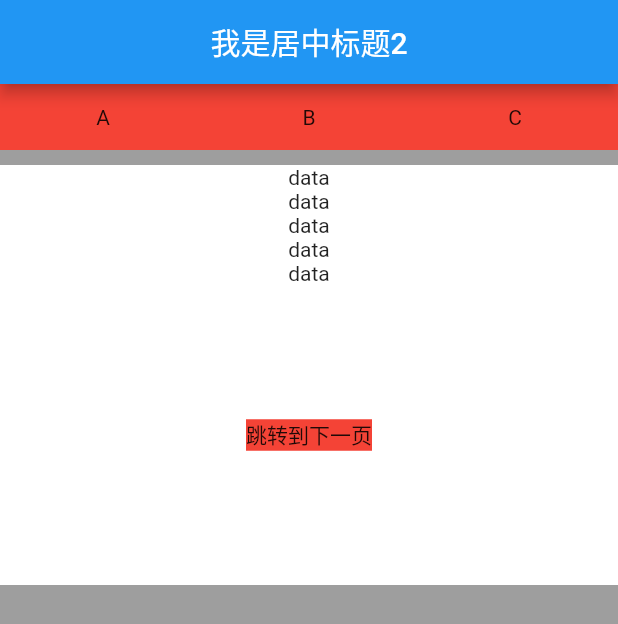
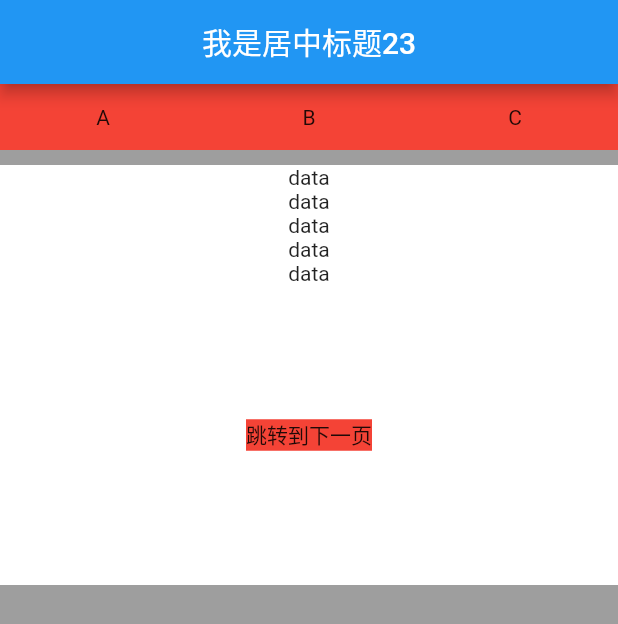
Before and after one commit to zuidap/flutter_webblog, a Flutter app: the screen it shows after launch, on a phone screen of 412 x 824 dp. Shown: the top 624 px of the screen. Run offline on Flutter 3.47's test engine with Material 2 defaults, Android fonts, the light colour scheme and no system bars.

Commit message:
Update main.dart

```diff
--- a/lib/main.dart
+++ b/lib/main.dart
@@ -20,7 +20,7 @@ class HomePage extends StatelessWidget {
     return Scaffold(
       backgroundColor: Colors.grey,
       appBar: AppBar(
-        title: Text('我是居中标题2'),
+        title: Text('我是居中标题23'),
         centerTitle: true,
       ),
       body: ListView(
```
